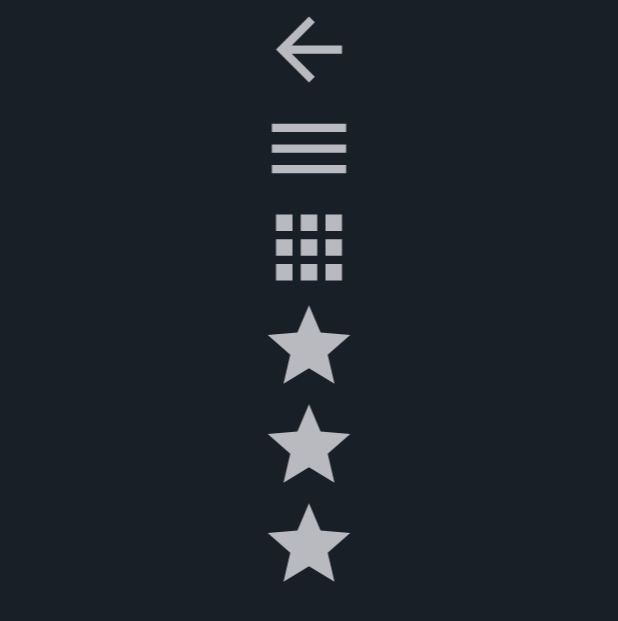
After one commit to slashmax/AAMirror, an Android app: the layout app_bar.xml on its own in the app's theme, with its tools: preview values and no code run, on a phone screen of 412 x 824 dp. The commit adds this screen. Shown: the top 621 px of the screen. Run offline under Robolectric (Android 15) with nearby library versions, the phone set to English and light mode, and no system bars.

Commit message:
auto hide app bar

```diff
--- /dev/null
+++ b/app/src/main/res/layout/app_bar.xml
@@ -0,0 +1,50 @@
+<?xml version="1.0" encoding="utf-8"?>
+<FrameLayout xmlns:android="http://schemas.android.com/apk/res/android"
+    android:layout_width="match_parent"
+    android:layout_height="match_parent">
+
+    <LinearLayout
+        android:id="@+id/m_ButtonsLayout"
+        android:layout_width="match_parent"
+        android:layout_height="match_parent"
+        android:orientation="vertical"
+        android:background="@color/colorCarBackgroundDay">
+
+        <ImageView
+            android:id="@+id/m_Back"
+            android:layout_width="match_parent"
+            android:layout_height="66dp"
+            android:src="@drawable/ic_arrow_back_black" />
+
+        <ImageView
+            android:id="@+id/m_Menu"
+            android:layout_width="match_parent"
+            android:layout_height="66dp"
+            android:src="@drawable/ic_menu_black" />
+
+        <ImageView
+            android:id="@+id/m_Apps"
+            android:layout_width="match_parent"
+            android:layout_height="66dp"
+            android:src="@drawable/ic_apps_black" />
+
+        <ImageView
+            android:id="@+id/m_Fav1"
+            android:layout_width="match_parent"
+            android:layout_height="66dp"
+            android:src="@drawable/ic_star_black" />
+
+        <ImageView
+            android:id="@+id/m_Fav2"
+            android:layout_width="match_parent"
+            android:layout_height="66dp"
+            android:src="@drawable/ic_star_black" />
+
+        <ImageView
+            android:id="@+id/m_Fav3"
+            android:layout_width="match_parent"
+            android:layout_height="66dp"
+            android:src="@drawable/ic_star_black" />
+
+    </LinearLayout>
+</FrameLayout>
```
Also changed, not shown: app/build.gradle (+7 -7 lines), app/src/main/java/com/github/slashmax/aamirror/MainCarActivity.java (+27 -10 lines), app/src/main/res/layout/activity_car_main.xml (+15 -87 lines), app/src/main/res/layout/content_main.xml (added, +34 -0 lines), 1 other file.
